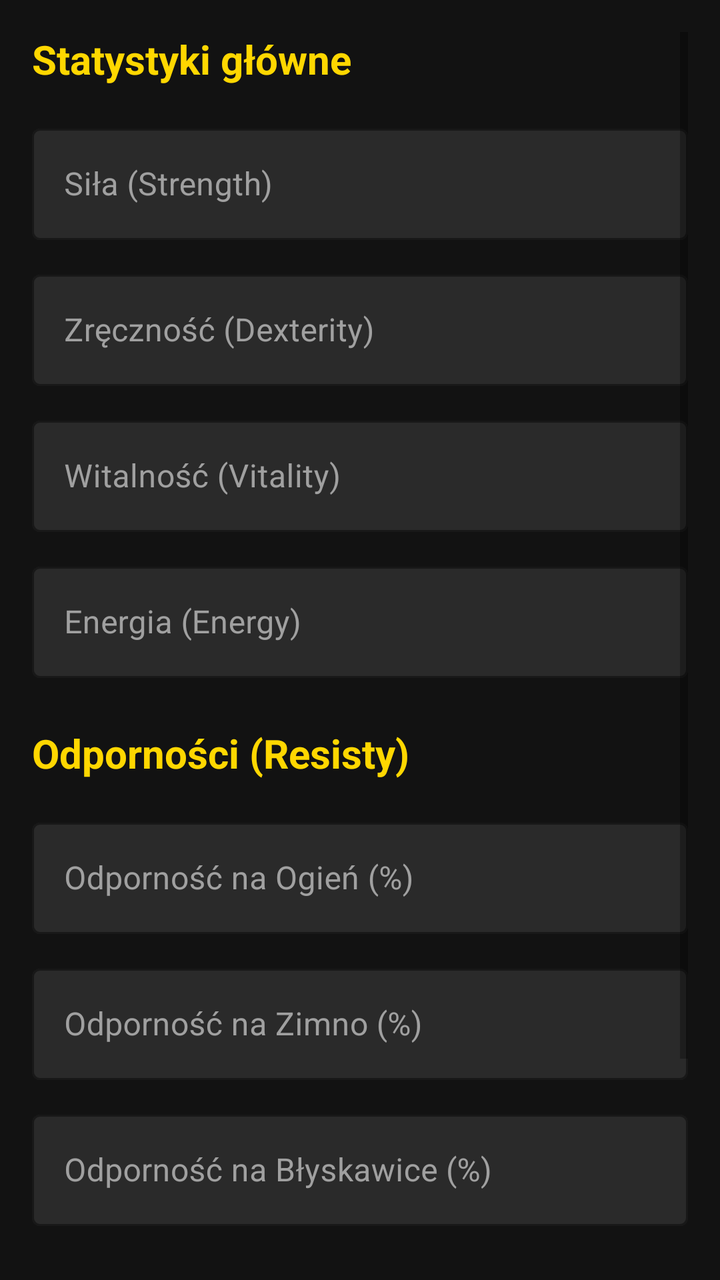
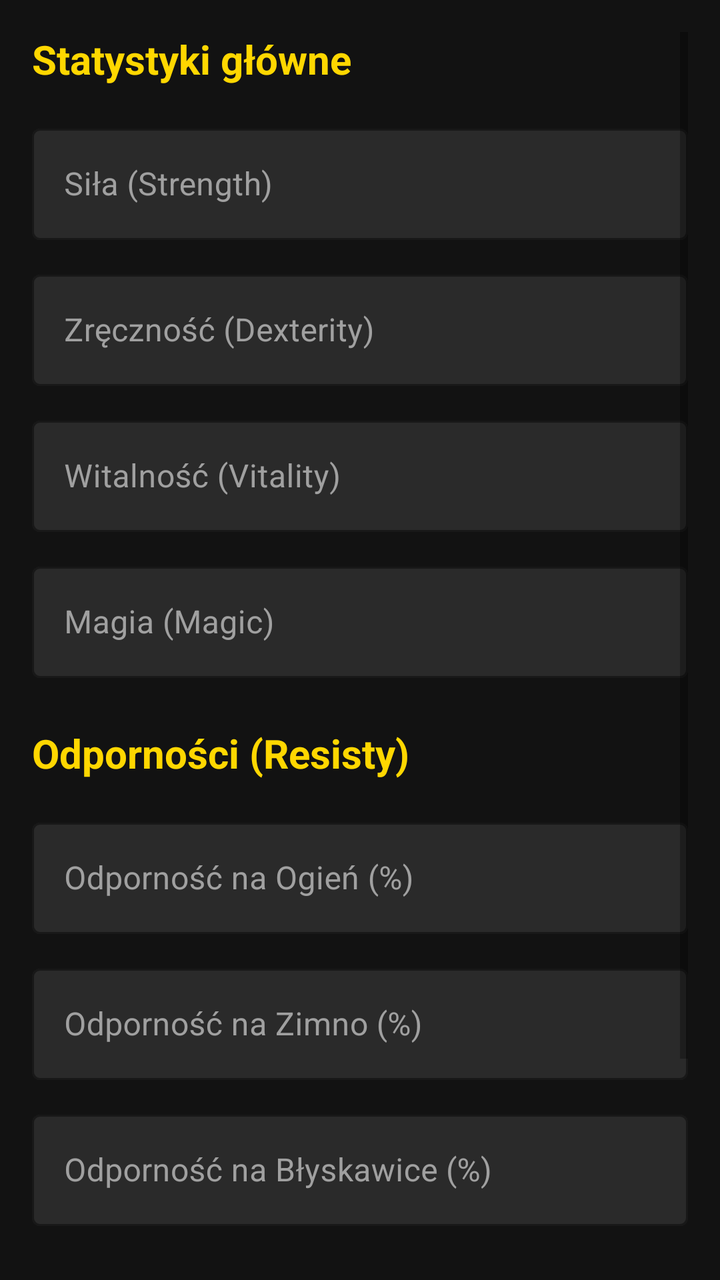

Compare the two renders of this Android layout. The source of the first and the diff that turns it into the second are given below.
<!-- AndroidManifest.xml: application theme Theme.DiabloEditor -->
<!-- res/layout/fragment_stats.xml -->
<?xml version="1.0" encoding="utf-8"?>
<ScrollView xmlns:android="http://schemas.android.com/apk/res/android"
    xmlns:app="http://schemas.android.com/apk/res-auto"
    android:layout_width="match_parent"
    android:layout_height="match_parent"
    android:background="@color/background_dark"
    android:padding="16dp">

    <LinearLayout
        android:layout_width="match_parent"
        android:layout_height="wrap_content"
        android:orientation="vertical">

        
        <TextView
            android:layout_width="match_parent"
            android:layout_height="wrap_content"
            android:text="Statystyki główne"
            android:textSize="20sp"
            android:textColor="@color/text_accent"
            android:textStyle="bold"
            android:layout_marginBottom="16dp" />

        <com.google.android.material.textfield.TextInputLayout
            style="@style/DarkEditText"
            android:layout_width="match_parent"
            android:layout_height="wrap_content"
            android:hint="Siła (Strength)">
            <com.google.android.material.textfield.TextInputEditText
                android:id="@+id/etStrength"
                android:layout_width="match_parent"
                android:layout_height="wrap_content"
                android:inputType="number" />
        </com.google.android.material.textfield.TextInputLayout>

        <com.google.android.material.textfield.TextInputLayout
            style="@style/DarkEditText"
            android:layout_width="match_parent"
            android:layout_height="wrap_content"
            android:layout_marginTop="12dp"
            android:hint="Zręczność (Dexterity)">
            <com.google.android.material.textfield.TextInputEditText
                android:id="@+id/etDexterity"
                android:layout_width="match_parent"
                android:layout_height="wrap_content"
                android:inputType="number" />
        </com.google.android.material.textfield.TextInputLayout>

        <com.google.android.material.textfield.TextInputLayout
            style="@style/DarkEditText"
            android:layout_width="match_parent"
            android:layout_height="wrap_content"
            android:layout_marginTop="12dp"
            android:hint="Witalność (Vitality)">
            <com.google.android.material.textfield.TextInputEditText
                android:id="@+id/etVitality"
                android:layout_width="match_parent"
                android:layout_height="wrap_content"
                android:inputType="number" />
        </com.google.android.material.textfield.TextInputLayout>

        <com.google.android.material.textfield.TextInputLayout
            style="@style/DarkEditText"
            android:layout_width="match_parent"
            android:layout_height="wrap_content"
            android:layout_marginTop="12dp"
            android:hint="Energia (Energy)">
            <com.google.android.material.textfield.TextInputEditText
                android:id="@+id/etEnergy"
                android:layout_width="match_parent"
                android:layout_height="wrap_content"
                android:inputType="number" />
        </com.google.android.material.textfield.TextInputLayout>

        
        <TextView
            android:layout_width="match_parent"
            android:layout_height="wrap_content"
            android:text="Odporności (Resisty)"
            android:textSize="20sp"
            android:textColor="@color/text_accent"
            android:textStyle="bold"
            android:layout_marginTop="24dp"
            android:layout_marginBottom="16dp" />

        <com.google.android.material.textfield.TextInputLayout
            style="@style/DarkEditText"
            android:layout_width="match_parent"
            android:layout_height="wrap_content"
            android:hint="Odporność na Ogień (%)">
            <com.google.android.material.textfield.TextInputEditText
                android:id="@+id/etResFire"
                android:layout_width="match_parent"
                android:layout_height="wrap_content"
                android:inputType="number" />
        </com.google.android.material.textfield.TextInputLayout>

        <com.google.android.material.textfield.TextInputLayout
            style="@style/DarkEditText"
            android:layout_width="match_parent"
            android:layout_height="wrap_content"
            android:layout_marginTop="12dp"
            android:hint="Odporność na Zimno (%)">
            <com.google.android.material.textfield.TextInputEditText
                android:id="@+id/etResCold"
                android:layout_width="match_parent"
                android:layout_height="wrap_content"
                android:inputType="number" />
        </com.google.android.material.textfield.TextInputLayout>

        <com.google.android.material.textfield.TextInputLayout
            style="@style/DarkEditText"
            android:layout_width="match_parent"
            android:layout_height="wrap_content"
            android:layout_marginTop="12dp"
            android:hint="Odporność na Błyskawice (%)">
            <com.google.android.material.textfield.TextInputEditText
                android:id="@+id/etResLightning"
                android:layout_width="match_parent"
                android:layout_height="wrap_content"
                android:inputType="number" />
        </com.google.android.material.textfield.TextInputLayout>

        <com.google.android.material.textfield.TextInputLayout
            style="@style/DarkEditText"
            android:layout_width="match_parent"
            android:layout_height="wrap_content"
            android:layout_marginTop="12dp"
            android:hint="Odporność na Truciznę (%)">
            <com.google.android.material.textfield.TextInputEditText
                android:id="@+id/etResPoison"
                android:layout_width="match_parent"
                android:layout_height="wrap_content"
                android:inputType="number" />
        </com.google.android.material.textfield.TextInputLayout>
<Button
    android:id="@+id/btnSaveStats"
    style="@style/DiabloButton"
    android:layout_width="match_parent"
    android:layout_height="wrap_content"
    android:layout_marginTop="24dp"
    android:text="Zapisz Statystyki" />
    </LinearLayout>
</ScrollView>
<!-- resources referenced by this layout -->
<resources>
  <color name="background_dark">#121212</color>
  <color name="text_accent">#FFD700</color>
  <style name="DarkEditText" parent="Widget.MaterialComponents.TextInputLayout.OutlinedBox">
          <item name="boxStrokeColor">@color/accent_gold</item>
          <item name="hintTextColor">@color/text_secondary</item>
          <item name="android:textColorHint">@color/text_secondary</item>
          <item name="boxBackgroundColor">@color/background_card</item>
      </style>
  <style name="DiabloButton" parent="Widget.MaterialComponents.Button">
          <item name="backgroundTint">@color/accent_red</item>
          <item name="android:textColor">@color/text_primary</item>
          <item name="cornerRadius">4dp</item>
          <item name="android:textAllCaps">true</item>
      </style>
  <style name="Theme.DiabloEditor" parent="Theme.MaterialComponents.DayNight.NoActionBar">
          
          <item name="colorPrimary">@color/accent_red</item>
          <item name="colorPrimaryVariant">@color/accent_red_light</item>
          <item name="colorOnPrimary">@color/text_primary</item>
          
          
          <item name="android:windowBackground">@color/background_dark</item>
          <item name="colorSurface">@color/surface_dark</item>
          <item name="colorOnSurface">@color/text_primary</item>
          
          
          <item name="colorSecondary">@color/accent_gold</item>
          <item name="colorSecondaryVariant">@color/accent_gold</item>
          <item name="colorOnSecondary">@color/background_dark</item>
  
          
          <item name="android:statusBarColor">@color/background_dark</item>
      </style>
  <color name="accent_gold">#C5A059</color>
  <color name="text_secondary">#A0A0A0</color>
  <color name="background_card">#2A2A2A</color>
  <color name="accent_red">#8B0000</color>
  <color name="text_primary">#E0E0E0</color>
  <color name="accent_red_light">#B22222</color>
  <color name="surface_dark">#1E1E1E</color>
</resources>

<!-- the commit's change to res/layout/fragment_stats.xml (unified diff, before → after) -->
@@ -64,7 +64,7 @@
             android:layout_width="match_parent"
             android:layout_height="wrap_content"
             android:layout_marginTop="12dp"
-            android:hint="Energia (Energy)">
+            android:hint="Magia (Magic)">
             <com.google.android.material.textfield.TextInputEditText
                 android:id="@+id/etEnergy"
                 android:layout_width="match_parent"
